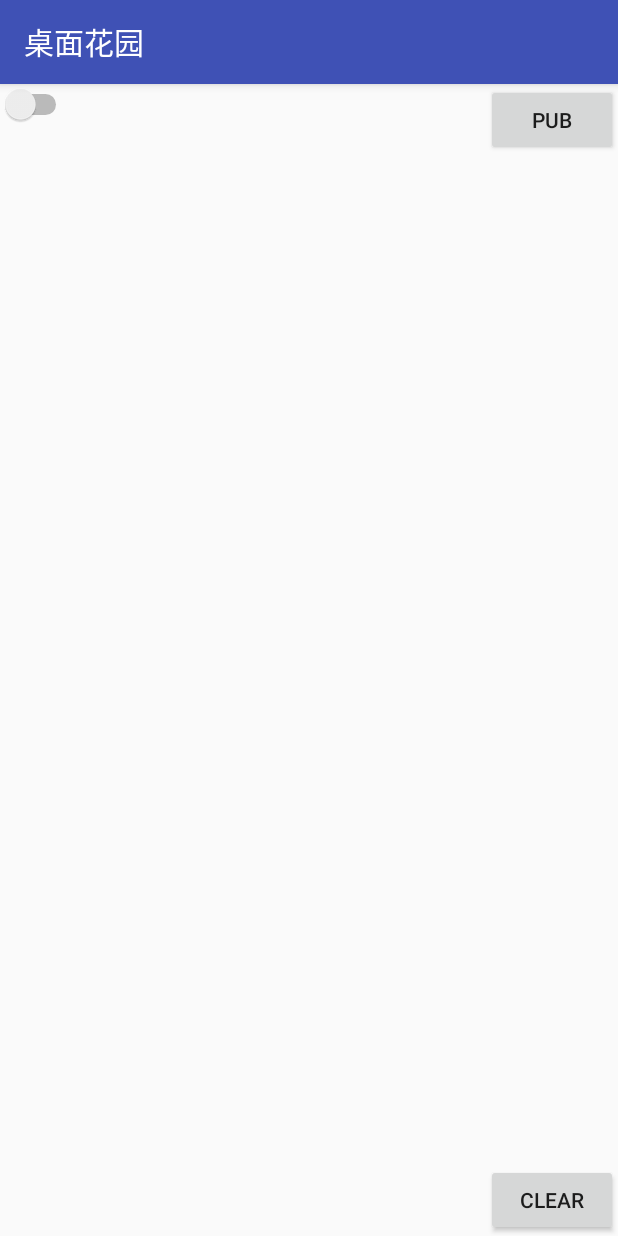
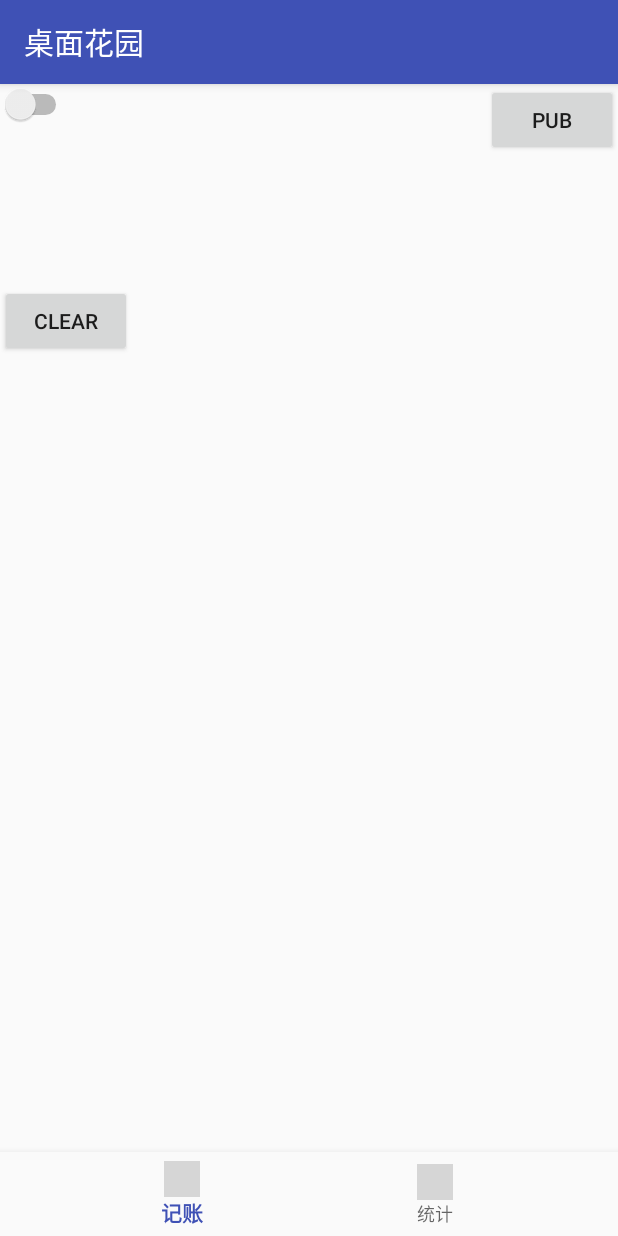
Before and after one commit to HerculesHu/Table_Garden, an Android app: the MainActivity screen opened directly, with no data from a screen before it, on a phone screen of 412 x 824 dp. Run offline under Robolectric (Android 15) with nearby library versions, the phone set to English and light mode, and no system bars; libraries missing offline, so code that uses them is left out: org.eclipse.paho; 3 statements that could not run were skipped; grey boxes are pictures that could not be loaded.

Commit message:
增加了架构

```diff
--- a/TableGarden/app/build.gradle
+++ b/TableGarden/app/build.gradle
@@ -1,12 +1,12 @@
 apply plugin: 'com.android.application'
 
 android {
-    compileSdkVersion 25
-    buildToolsVersion "25.0.2"
+    compileSdkVersion 26
+    buildToolsVersion "27.0.1"
     defaultConfig {
         applicationId "com.zucc.g3.hzy.TableGarden"
         minSdkVersion 19
-        targetSdkVersion 25
+        targetSdkVersion 26
         versionCode 1
         versionName "1.0"
         testInstrumentationRunner "android.support.test.runner.AndroidJUnitRunner"
@@ -25,7 +25,7 @@ dependencies {
         exclude group: 'com.android.support', module: 'support-annotations'
     })
     compile 'org.litepal.android:core:1.5.1'
-    compile 'com.android.support:appcompat-v7:25.3.1'
+
     compile 'org.eclipse.paho:org.eclipse.paho.client.mqttv3:1.2.0'
     compile 'com.android.support.constraint:constraint-layout:1.0.2'
     testCompile 'junit:junit:4.12'
@@ -33,10 +33,8 @@ dependencies {
     compile 'pub.devrel:easypermissions:0.2.0'
     compile 'org.mongodb:mongo-java-driver:3.5.0'
     compile 'com.google.code.gson:gson:2.7'
-    compile 'com.android.support:support-v13:25.3.1'
-    compile 'com.android.support:support-v4:25.3.1'
-    compile 'com.android.support:palette-v7:25.3.1'
-    compile 'com.android.support:recyclerview-v7:25.3.1'
-    compile 'com.android.support:cardview-v7:25.3.1'
+
+    compile 'com.android.support:design:26.0.0-alpha1'
+    compile 'com.android.support:appcompat-v7:26.0.0-alpha1'
 
 }
--- a/TableGarden/app/src/main/java/com/zucc/g3/hzy/myapplication/MainActivity.java
+++ b/TableGarden/app/src/main/java/com/zucc/g3/hzy/myapplication/MainActivity.java
@@ -64,7 +64,6 @@ public class MainActivity extends AppCompatActivity  implements Button.OnClickLi
         switch_connect.setOnCheckedChangeListener(this);
         subMsg=(TextView)findViewById(R.id.submessage);
         pubButton=(Button)findViewById(R.id.pubButton);
-
         clearButton=(Button)findViewById(R.id.clearButton);
         pubButton.setOnClickListener(this);
         clearButton.setOnClickListener(this);
@@ -82,7 +81,7 @@ public class MainActivity extends AppCompatActivity  implements Button.OnClickLi
             }else if(msg.what==FAIL){
                 Toast.makeText(MainActivity.this,"连接失败",Toast.LENGTH_SHORT).show();
             }else if(msg.what==RECEIVE){
-                subMsg.append((String)msg.obj);
+                subMsg.setText((String)msg.obj);
             }
             super.handleMessage(msg);
         }
--- /dev/null
+++ b/TableGarden/app/src/main/res/drawable/test.xml
@@ -0,0 +1,9 @@
+<vector xmlns:android="http://schemas.android.com/apk/res/android"
+    android:width="24dp"
+    android:height="24dp"
+    android:viewportWidth="24.0"
+    android:viewportHeight="24.0">
+    <path
+        android:fillColor="#FF000000"
+        android:pathData="M16,11c1.66,0 2.99,-1.34 2.99,-3S17.66,5 16,5c-1.66,0 -3,1.34 -3,3s1.34,3 3,3zM8,11c1.66,0 2.99,-1.34 2.99,-3S9.66,5 8,5C6.34,5 5,6.34 5,8s1.34,3 3,3zM8,13c-2.33,0 -7,1.17 -7,3.5L1,19h14v-2.5c0,-2.33 -4.67,-3.5 -7,-3.5zM16,13c-0.29,0 -0.62,0.02 -0.97,0.05 1.16,0.84 1.97,1.97 1.97,3.45L17,19h6v-2.5c0,-2.33 -4.67,-3.5 -7,-3.5z"/>
+</vector>
--- a/TableGarden/app/src/main/res/layout/activity_main.xml
+++ b/TableGarden/app/src/main/res/layout/activity_main.xml
@@ -12,7 +12,19 @@
     android:layout_height="match_parent"
     >
 
-
+        <android.support.design.widget.AppBarLayout
+            android:id="@+id/AppBarLayout"
+            android:layout_width="match_parent"
+            android:layout_height="48dp"
+            android:background="#00FFFFFF"
+            app:elevation="0dp">
+            <android.support.v7.widget.Toolbar
+                android:id="@+id/toolbar"
+                android:layout_width="match_parent"
+                android:layout_height="48dp"
+                android:background="#00FFFFFF"
+                />
+        </android.support.design.widget.AppBarLayout>
         <Switch
             android:id="@+id/sw_connect"
             android:layout_width="wrap_content"
@@ -24,35 +36,41 @@
             android:layout_height="wrap_content"
             android:id="@+id/pubButton"
             android:text="pub"
-            android:layout_below="@+id/linearLayout"
             android:layout_alignParentEnd="true" />
-
-    <LinearLayout
-        android:layout_width="match_parent"
-        android:layout_height="wrap_content"
-
-        android:orientation="horizontal"
-        android:id="@+id/linearLayout">
-        <ScrollView
-            android:layout_width="wrap_content"
-            android:layout_height="match_parent"
-            android:layout_marginLeft="5dp"></ScrollView>
-    </LinearLayout>
 
         <Button
             android:layout_width="wrap_content"
             android:layout_height="wrap_content"
             android:text="clear"
             android:id="@+id/clearButton"
-            android:layout_alignParentBottom="true"
-            android:layout_alignParentEnd="true" />
+            android:layout_below="@+id/submessage"
+            android:layout_alignParentStart="true"
+            android:layout_marginTop="14dp" />
 
         <TextView
             android:id="@+id/submessage"
             android:layout_width="match_parent"
-            android:layout_height="match_parent"
+            android:layout_height="50dp"
             android:layout_below="@+id/pubButton"
-            android:layout_centerHorizontal="true"
-            android:layout_marginTop="14dp" />
+            android:layout_alignParentStart="true"
+            android:layout_marginTop="22dp" />
+
+        <android.support.design.widget.BottomNavigationView
+            android:id="@+id/navigation"
+            android:layout_alignParentBottom="true"
+            android:layout_width="match_parent"
+            android:layout_height="56dp"
+            android:layout_gravity="bottom"
+            android:background="?android:attr/windowBackground"
+            app:menu="@menu/navigation" />
     </RelativeLayout>
+
+    <android.support.design.widget.NavigationView
+        android:id="@+id/nav_view"
+        android:layout_width="wrap_content"
+        android:layout_height="match_parent"
+        android:layout_gravity="start"
+        android:fitsSystemWindows="true"
+        app:menu="@menu/drawer" />
+
 </android.support.v4.widget.DrawerLayout>
--- /dev/null
+++ b/TableGarden/app/src/main/res/menu/drawer.xml
@@ -0,0 +1,24 @@
+<?xml version="1.0" encoding="utf-8"?>
+<menu xmlns:android="http://schemas.android.com/apk/res/android"
+    xmlns:app="http://schemas.android.com/apk/res-auto">
+
+    <item
+        android:id="@+id/nav_set"
+        android:icon="@drawable/test"
+        android:title="设置"
+        />
+    <item
+        android:id="@+id/nav_backups"
+        android:icon="@drawable/test"
+        android:title="备份" />
+    <item
+        android:id="@+id/nav_recovery"
+        android:icon="@drawable/test"
+        android:title="恢复" />
+
+    <item
+        android:id="@+id/nav_about"
+        android:icon="@drawable/test"
+        android:title="关于我们" />
+
+</menu>
```
